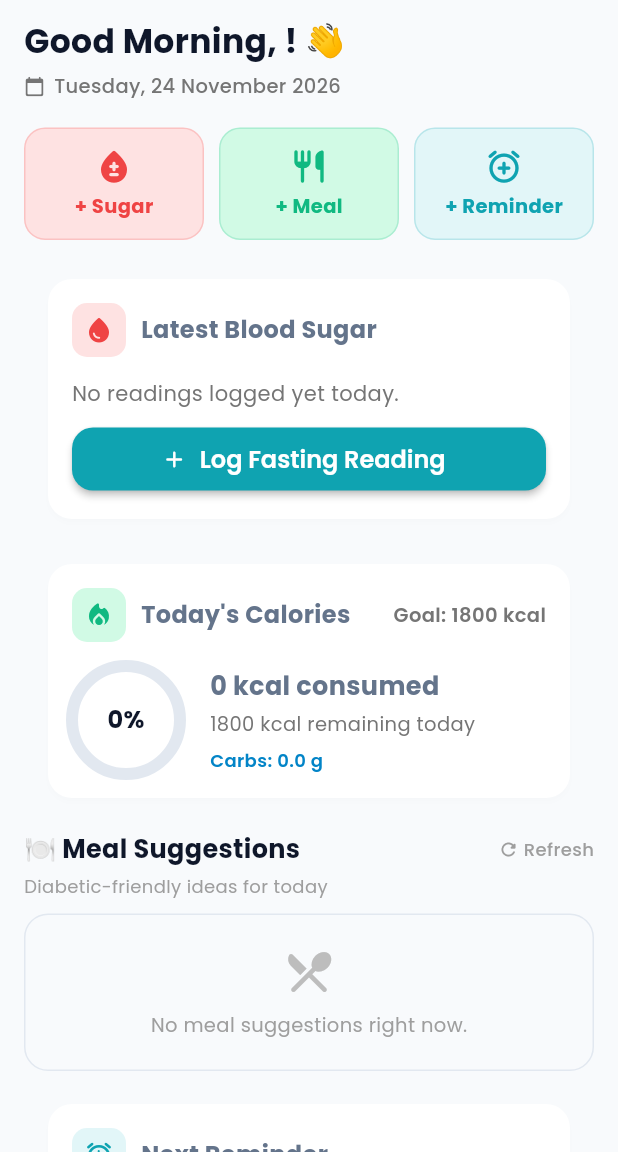
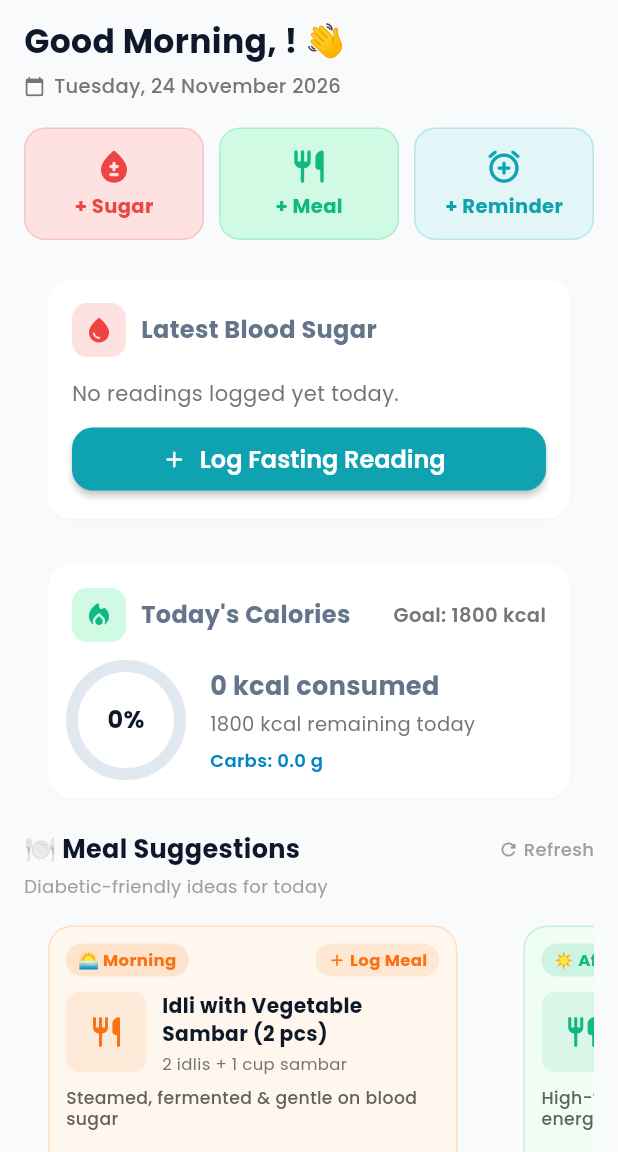
Before and after one commit to Bavankumar2002/diacare_full_stackapp, a Flutter app: the HomeDashboardScreen screen opened directly, after a tap on "Refresh", on a phone screen of 412 x 824 dp, the part 84-1236 px from its top. Run offline on Flutter 3.47's test engine with Material 3 defaults, Android fonts, the phone set to English and light mode, and no system bars; our stand-ins replace fl_chart, flutter_local_notifications, google_fonts, shared_preferences, timezone; accounts and stored records are empty; network calls fail.

Commit message:
feat:fix-meal-suggestions-and-tip-overflow

```diff
--- a/frontend/lib/models/food_item_model.dart
+++ b/frontend/lib/models/food_item_model.dart
@@ -12,6 +12,7 @@ class FoodItemModel {
   final double proteinG;
   final double fatG;
   final String? imageUrl;
+  final String? description;
 
   FoodItemModel({
     required this.id,
@@ -23,6 +24,7 @@ class FoodItemModel {
     required this.proteinG,
     required this.fatG,
     this.imageUrl,
+    this.description,
   });
 
   factory FoodItemModel.fromJson(Map<String, dynamic> json) {
@@ -36,6 +38,7 @@ class FoodItemModel {
       proteinG: double.tryParse(json['protein_g']?.toString() ?? '0') ?? 0.0,
       fatG: double.tryParse(json['fat_g']?.toString() ?? '0') ?? 0.0,
       imageUrl: json['image_url']?.toString(),
+      description: json['description']?.toString(),
     );
   }
 }
--- a/frontend/lib/providers/calorie_provider.dart
+++ b/frontend/lib/providers/calorie_provider.dart
@@ -74,9 +74,8 @@ class CalorieProvider with ChangeNotifier {
     _suggestionsLoading = true;
     notifyListeners();
 
+    try {
       final res = await _api.get('api/calories/meal-suggestions.php');
-
-    _suggestionsLoading = false;
 
       if (res.success && res.data != null) {
         final m = res.data['morning'];
@@ -85,12 +84,55 @@ class CalorieProvider with ChangeNotifier {
         _morningSuggestion = m != null ? FoodItemModel.fromJson(m) : null;
         _afternoonSuggestion = a != null ? FoodItemModel.fromJson(a) : null;
         _dinnerSuggestion = d != null ? FoodItemModel.fromJson(d) : null;
-    } else {
-      _morningSuggestion = null;
-      _afternoonSuggestion = null;
-      _dinnerSuggestion = null;
       }
+    } catch (_) {}
+
+    // Graceful fallback if backend was unavailable or returned empty
+    if (_morningSuggestion == null && _afternoonSuggestion == null && _dinnerSuggestion == null) {
+      _applyFallbackSuggestions();
+    }
+
+    _suggestionsLoading = false;
     notifyListeners();
+  }
+
+  void _applyFallbackSuggestions() {
+    _morningSuggestion = FoodItemModel(
+      id: 1,
+      name: 'Idli with Vegetable Sambar (2 pcs)',
+      category: 'Breakfast',
+      servingSize: '2 idlis + 1 cup sambar',
+      calories: 210,
+      carbsG: 38.0,
+      proteinG: 7.5,
+      fatG: 2.0,
+      imageUrl: 'https://images.unsplash.com/photo-1589301760014-d929f3979dbc?w=300&fit=crop&q=80',
+      description: 'Steamed, fermented & gentle on blood sugar',
+    );
+    _afternoonSuggestion = FoodItemModel(
+      id: 2,
+      name: 'Multigrain Roti with Dal Tadka & Salad',
+      category: 'Lunch/Dinner',
+      servingSize: '2 rotis + 1 bowl dal',
+      calories: 340,
+      carbsG: 45.0,
+      proteinG: 12.0,
+      fatG: 6.0,
+      imageUrl: 'https://images.unsplash.com/photo-1546833998-877b37c2e5c6?w=300&fit=crop&q=80',
+      description: 'High-fiber complex carbs for steady energy',
+    );
+    _dinnerSuggestion = FoodItemModel(
+      id: 3,
+      name: 'Palak Paneer with Methi Roti',
+      category: 'Curries & Sabzi',
+      servingSize: '1 bowl curry + 1 roti',
+      calories: 280,
+      carbsG: 22.0,
+      proteinG: 14.0,
+      fatG: 11.0,
+      imageUrl: 'https://images.unsplash.com/photo-1601050690597-df0568f70950?w=300&fit=crop&q=80',
+      description: 'Low carb, nutrient-rich spinach & paneer',
+    );
   }
 
   /// Search Indian foods catalog
--- a/frontend/lib/screens/home/home_dashboard_screen.dart
+++ b/frontend/lib/screens/home/home_dashboard_screen.dart
@@ -526,14 +526,14 @@ class _HomeDashboardScreenState extends State<HomeDashboardScreen> {
         if (loading)
           _buildSuggestionsShimmer()
         else if (morning == null && afternoon == null && dinner == null)
-          _buildSuggestionsEmpty()
+          _buildSuggestionsEmpty(calProv)
         else
           SizedBox(
-            height: 192,
+            height: 228,
             child: ListView.separated(
               scrollDirection: Axis.horizontal,
               itemCount: slots.length,
-              separatorBuilder: (context, index) => const SizedBox(width: 10),
+              separatorBuilder: (context, index) => const SizedBox(width: 12),
               itemBuilder: (context, i) {
                 final slot = slots[i];
                 return _buildSuggestionCard(
@@ -559,7 +559,7 @@ class _HomeDashboardScreenState extends State<HomeDashboardScreen> {
     required Color bgColor,
     required Color accent,
   }) {
-    final cardWidth = MediaQuery.of(context).size.width * 0.62;
+    final cardWidth = (MediaQuery.of(context).size.width * 0.74).clamp(260.0, 320.0);
 
     if (food == null) {
       return SizedBox(
@@ -587,31 +587,70 @@ class _HomeDashboardScreenState extends State<HomeDashboardScreen> {
     }
 
     final hasImage = food.imageUrl != null && food.imageUrl!.isNotEmpty;
+    final String mealTypeParam = label == 'Morning'
+        ? 'breakfast'
+        : (label == 'Afternoon' ? 'lunch' : 'dinner');
 
     return SizedBox(
       width: cardWidth,
       child: Card(
         color: bgColor,
-        shape: RoundedRectangleBorder(borderRadius: BorderRadius.circular(16)),
+        shape: RoundedRectangleBorder(
+          borderRadius: BorderRadius.circular(16),
+          side: BorderSide(color: accent.withValues(alpha: 0.2), width: 1),
+        ),
         elevation: 0,
         child: InkWell(
           borderRadius: BorderRadius.circular(16),
           onTap: () async {
             await Navigator.push(
               context,
-              MaterialPageRoute(builder: (_) => const AddMealScreen()),
+              MaterialPageRoute(
+                builder: (_) => AddMealScreen(
+                  initialFood: food,
+                  initialMealType: mealTypeParam,
+                ),
+              ),
             );
+            _loadDashboardData();
           },
           child: Padding(
             padding: const EdgeInsets.all(12),
             child: Column(
               crossAxisAlignment: CrossAxisAlignment.start,
               children: [
-                // Meal-time chip
+                // 1. Meal-time chip + Quick Add prompt
+                Row(
+                  mainAxisAlignment: MainAxisAlignment.spaceBetween,
+                  children: [
                     _buildMealTimeChip(emoji: emoji, label: label, accent: accent),
+                    Container(
+                      padding: const EdgeInsets.symmetric(horizontal: 8, vertical: 3),
+                      decoration: BoxDecoration(
+                        color: accent.withValues(alpha: 0.12),
+                        borderRadius: BorderRadius.circular(12),
+                      ),
+                      child: Row(
+                        mainAxisSize: MainAxisSize.min,
+                        children: [
+                          Icon(Icons.add_rounded, size: 13, color: accent),
+                          const SizedBox(width: 2),
+                          Text(
+                            'Log Meal',
+                            style: TextStyle(
+                              fontSize: 11,
+                              fontWeight: FontWeight.bold,
+                              color: accent,
+                            ),
+                          ),
+                        ],
+                      ),
+                    ),
+                  ],
+                ),
                 const SizedBox(height: 10),
 
-                // Food thumbnail + name row
+                // 2. Food thumbnail + name row
                 Row(
                   crossAxisAlignment: CrossAxisAlignment.start,
                   children: [
@@ -619,8 +658,8 @@ class _HomeDashboardScreenState extends State<HomeDashboardScreen> {
                     ClipRRect(
                       borderRadius: BorderRadius.circular(10),
                       child: SizedBox(
-                        width: 56,
-                        height: 56,
+                        width: 54,
+                        height: 54,
                         child: hasImage
                             ? Image.network(
                                 food.imageUrl!,
@@ -652,7 +691,11 @@ class _HomeDashboardScreenState extends State<HomeDashboardScreen> {
                         children: [
                           Text(
                             food.name,
-                            style: const TextStyle(fontWeight: FontWeight.bold, fontSize: 13),
+                            style: const TextStyle(
+                              fontWeight: FontWeight.bold,
+                              fontSize: 13.5,
+                              color: Color(0xFF0F172A),
+                            ),
                             maxLines: 2,
                             overflow: TextOverflow.ellipsis,
                           ),
@@ -660,15 +703,31 @@ class _HomeDashboardScreenState extends State<HomeDashboardScreen> {
                           Text(
                             food.servingSize,
                             style: TextStyle(fontSize: 11, color: Colors.grey.shade600),
+                            maxLines: 1,
+                            overflow: TextOverflow.ellipsis,
                           ),
                         ],
                       ),
                     ),
                   ],
                 ),
-                const SizedBox(height: 10),
+                const SizedBox(height: 8),
 
-                // Nutrition pills row
+                // 3. Short description
+                Text(
+                  food.description ?? 'Balanced diabetic-friendly portion',
+                  style: TextStyle(
+                    fontSize: 11.5,
+                    color: Colors.grey.shade700,
+                    fontWeight: FontWeight.w500,
+                    height: 1.25,
+                  ),
+                  maxLines: 2,
+                  overflow: TextOverflow.ellipsis,
+                ),
+                const Spacer(),
+
+                // 4. Nutrition pills row (calories, carbs, protein)
                 Row(
                   children: [
                     _nutritionPill(
@@ -676,12 +735,20 @@ class _HomeDashboardScreenState extends State<HomeDashboardScreen> {
                       value: '${food.calories} kcal',
                       color: const Color(0xFFEF4444),
                     ),
-                    const SizedBox(width: 6),
+                    const SizedBox(width: 8),
                     _nutritionPill(
                       icon: Icons.grain_rounded,
-                      value: '${food.carbsG.toStringAsFixed(0)}g carbs',
+                      value: '${food.carbsG.toStringAsFixed(1)}g carbs',
                       color: const Color(0xFF0284C7),
                     ),
+                    if (food.proteinG > 0) ...[
+                      const SizedBox(width: 8),
+                      _nutritionPill(
+                        icon: Icons.fitness_center_rounded,
+                        value: '${food.proteinG.toStringAsFixed(1)}g pro',
+                        color: const Color(0xFF16A34A),
+                      ),
+                    ],
                   ],
                 ),
               ],
@@ -712,7 +779,7 @@ class _HomeDashboardScreenState extends State<HomeDashboardScreen> {
         mainAxisSize: MainAxisSize.min,
         children: [
           Icon(icon, size: 12, color: color),
-          const SizedBox(width: 3),
+          const SizedBox(width: 2),
           Flexible(
             child: Text(
               value,
@@ -735,14 +802,14 @@ class _HomeDashboardScreenState extends State<HomeDashboardScreen> {
 
   Widget _buildSuggestionsShimmer() {
     return SizedBox(
-      height: 192,
+      height: 228,
       child: ListView.separated(
         scrollDirection: Axis.horizontal,
         itemCount: 3,
-        separatorBuilder: (context, index) => const SizedBox(width: 10),
+        separatorBuilder: (context, index) => const SizedBox(width: 12),
         itemBuilder: (context, index) {
           return Container(
-            width: MediaQuery.of(context).size.width * 0.62,
+            width: (MediaQuery.of(context).size.width * 0.74).clamp(260.0, 320.0),
             decoration: BoxDecoration(
               color: const Color(0xFFF1F5F9),
               borderRadius: BorderRadius.circular(16),
@@ -760,7 +827,7 @@ class _HomeDashboardScreenState extends State<HomeDashboardScreen> {
     );
   }
 
-  Widget _buildSuggestionsEmpty() {
+  Widget _buildSuggestionsEmpty(CalorieProvider calProv) {
     return Container(
       width: double.infinity,
       padding: const EdgeInsets.symmetric(vertical: 20, horizontal: 16),
@@ -774,8 +841,20 @@ class _HomeDashboardScreenState extends State<HomeDashboardScreen> {
           Icon(Icons.restaurant_menu_rounded, size: 36, color: Colors.grey.shade400),
           const SizedBox(height: 8),
           Text(
-            'No meal suggestions right now.',
-            style: TextStyle(fontSize: 13, color: Colors.grey.shade500),
+            'Unable to load meal suggestions.',
+            style: TextStyle(fontSize: 13, color: Colors.grey.shade600, fontWeight: FontWeight.w500),
+          ),
+          const SizedBox(height: 8),
+          ElevatedButton.icon(
+            onPressed: () => calProv.fetchMealSuggestions(),
+            icon: const Icon(Icons.refresh_rounded, size: 16),
+            label: const Text('Load Suggestions', style: TextStyle(fontSize: 12)),
+            style: ElevatedButton.styleFrom(
+              backgroundColor: AppConstants.primaryTeal,
+              foregroundColor: Colors.white,
+              padding: const EdgeInsets.symmetric(horizontal: 16, vertical: 8),
+              shape: RoundedRectangleBorder(borderRadius: BorderRadius.circular(12)),
+            ),
           ),
         ],
       ),
@@ -890,12 +969,16 @@ class _HomeDashboardScreenState extends State<HomeDashboardScreen> {
               children: [
                 const Icon(Icons.tips_and_updates_rounded, color: Color(0xFF16A34A), size: 20),
                 const SizedBox(width: 8),
-                Text(
+                Expanded(
+                  child: Text(
                     'Daily Health Tip • ${tip?.category ?? 'Diabetes Care'}',
                     style: const TextStyle(
                       fontSize: 13,
                       fontWeight: FontWeight.bold,
                       color: Color(0xFF15803D),
+                    ),
+                    maxLines: 1,
+                    overflow: TextOverflow.ellipsis,
                   ),
                 ),
               ],
```
Also changed, not shown: frontend/lib/screens/calories/add_meal_screen.dart (+21 -2 lines), 2 other files. Lines whose indentation alone changed are shown as unchanged.
